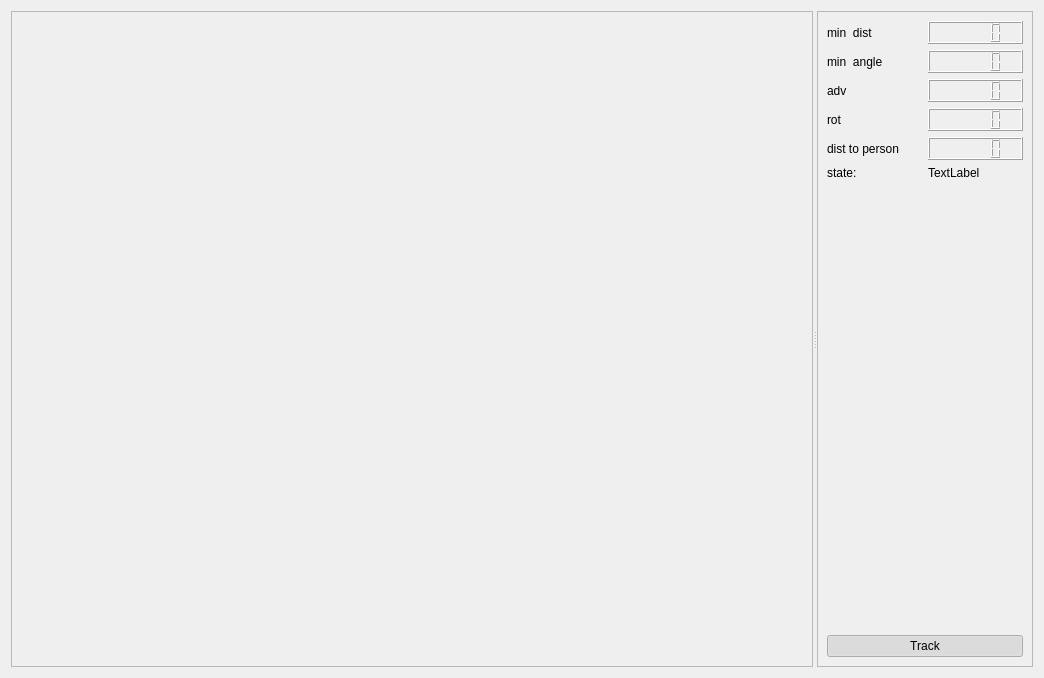
Cerrudoxx/grupo4, file practica3/src/mainUI.ui: the form before one commit.
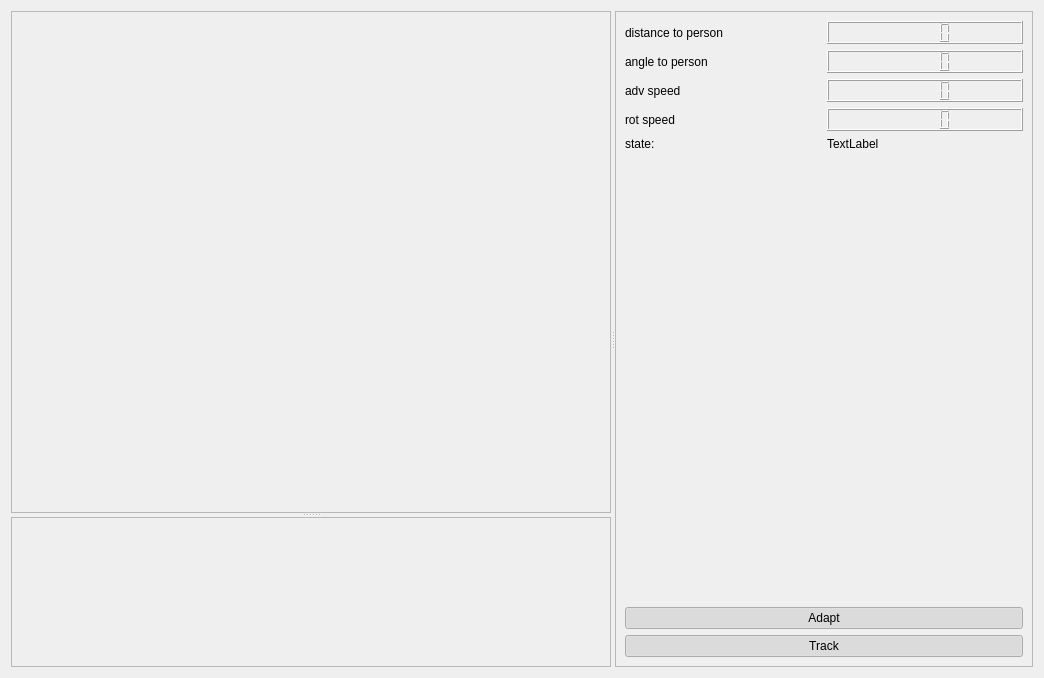
The form after the commit.

The edit to the form file:
```diff
--- a/practica3/src/mainUI.ui
+++ b/practica3/src/mainUI.ui
@@ -13,12 +13,16 @@
   <property name="windowTitle">
    <string>chocachoca</string>
   </property>
-  <layout class="QVBoxLayout" name="verticalLayout_3">
+  <layout class="QVBoxLayout" name="verticalLayout_2">
    <item>
-    <widget class="QSplitter" name="splitter">
+    <widget class="QSplitter" name="splitter_2">
      <property name="orientation">
       <enum>Qt::Horizontal</enum>
      </property>
+     <widget class="QSplitter" name="splitter">
+      <property name="orientation">
+       <enum>Qt::Vertical</enum>
+      </property>
      <widget class="QFrame" name="frame">
       <property name="sizePolicy">
        <sizepolicy hsizetype="Expanding" vsizetype="Preferred">
@@ -39,6 +43,21 @@
        <enum>QFrame::Raised</enum>
       </property>
      </widget>
+      <widget class="QFrame" name="frame_dist">
+       <property name="maximumSize">
+        <size>
+         <width>16777215</width>
+         <height>150</height>
+        </size>
+       </property>
+       <property name="frameShape">
+        <enum>QFrame::StyledPanel</enum>
+       </property>
+       <property name="frameShadow">
+        <enum>QFrame::Raised</enum>
+       </property>
+      </widget>
+     </widget>
      <widget class="QFrame" name="frame_2">
       <property name="sizePolicy">
        <sizepolicy hsizetype="Minimum" vsizetype="Preferred">
@@ -52,20 +71,23 @@
       <property name="frameShadow">
        <enum>QFrame::Raised</enum>
       </property>
-      <layout class="QVBoxLayout" name="verticalLayout_5">
+      <layout class="QVBoxLayout" name="verticalLayout_3">
        <item>
         <layout class="QVBoxLayout" name="verticalLayout_4">
+         <property name="sizeConstraint">
+          <enum>QLayout::SetMinimumSize</enum>
+         </property>
          <item>
           <layout class="QHBoxLayout" name="horizontalLayout_2">
            <item>
             <widget class="QLabel" name="label">
              <property name="text">
-              <string>min  dist</string>
+              <string>distance to person</string>
              </property>
             </widget>
            </item>
            <item>
-            <widget class="QLCDNumber" name="lcdNumber_mindist">
+            <widget class="QLCDNumber" name="lcdNumber_dist_to_person">
              <property name="font">
               <font>
                <weight>75</weight>
@@ -81,7 +103,7 @@
            <item>
             <widget class="QLabel" name="label_2">
              <property name="text">
-              <string>min  angle</string>
+              <string>angle to person</string>
              </property>
             </widget>
            </item>
@@ -102,7 +124,7 @@
            <item>
             <widget class="QLabel" name="label_4">
              <property name="text">
-              <string>adv</string>
+              <string>adv speed</string>
              </property>
             </widget>
            </item>
@@ -116,7 +138,7 @@
            <item>
             <widget class="QLabel" name="label_5">
              <property name="text">
-              <string>rot</string>
+              <string>rot speed</string>
              </property>
             </widget>
            </item>
@@ -125,20 +147,6 @@
            </item>
           </layout>
          </item>
-         <item>
-          <layout class="QHBoxLayout" name="horizontalLayout_6">
-           <item>
-            <widget class="QLabel" name="label_3">
-             <property name="text">
-              <string>dist to person</string>
-             </property>
-            </widget>
-           </item>
-           <item>
-            <widget class="QLCDNumber" name="lcdNumber_dist_to_person"/>
-           </item>
-          </layout>
-         </item>
          <item>
           <layout class="QHBoxLayout" name="horizontalLayout">
            <item>
@@ -180,6 +188,19 @@
            </item>
           </layout>
          </item>
+         <item>
+          <widget class="QPushButton" name="pushButton_adapt">
+           <property name="text">
+            <string>Adapt</string>
+           </property>
+           <property name="checkable">
+            <bool>true</bool>
+           </property>
+           <property name="checked">
+            <bool>true</bool>
+           </property>
+          </widget>
+         </item>
          <item>
           <widget class="QPushButton" name="pushButton_stop">
            <property name="text">
```
Left out of the diff: 4 changed lines with no effect on the pictures. Lines whose indentation alone changed are shown as unchanged.
